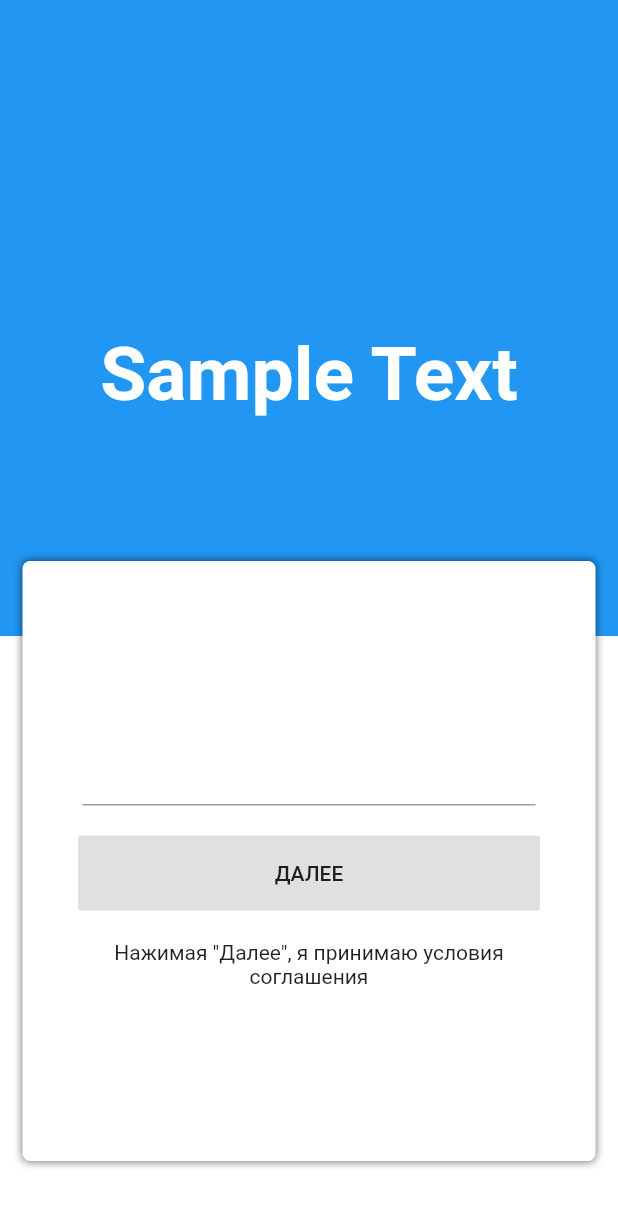
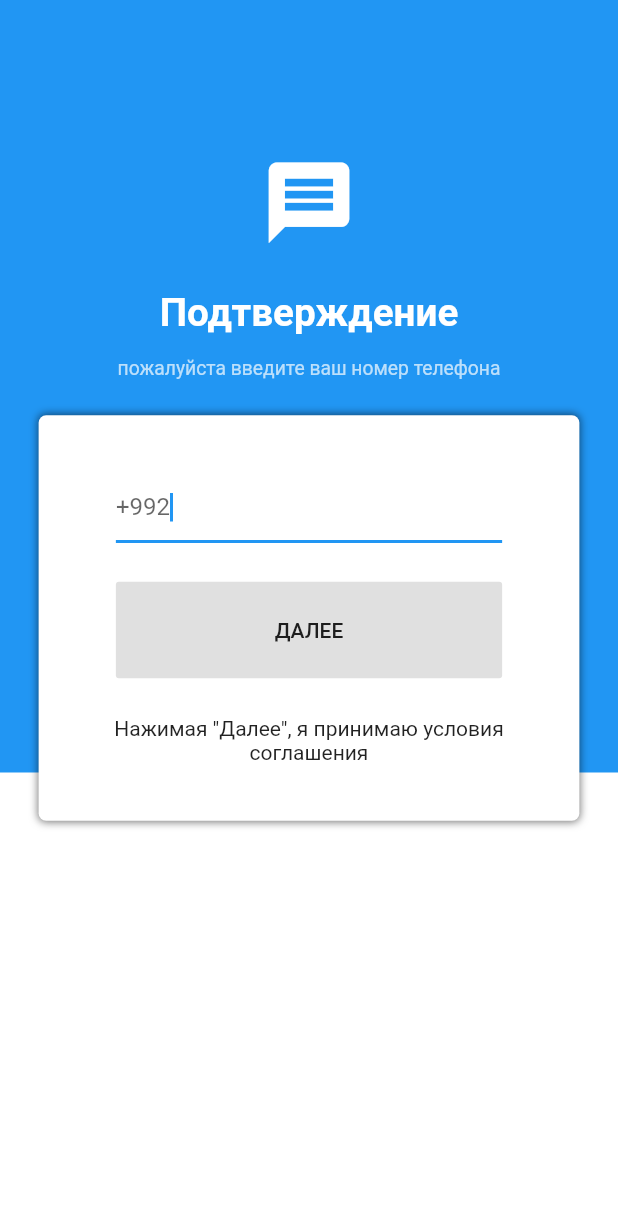
Before and after one commit to behzodfaiziev/Bakujo, a Flutter app: the screen it shows after launch, on a phone screen of 412 x 824 dp. Shown: the top 1207 px of the screen. Run offline on Flutter 3.47's test engine with Material 2 defaults, Android fonts, the phone set to English and light mode, and no system bars.

Commit message:
otp progress

```diff
--- /dev/null
+++ b/bakujo/lib/commons/utils.dart
@@ -0,0 +1,7 @@
+import 'package:flutter/material.dart';
+
+double baseHeight = 640.0;
+
+double screenAwareSize(double size, BuildContext context) {
+  return size * MediaQuery.of(context).size.height / baseHeight;
+}
--- a/bakujo/lib/main.dart
+++ b/bakujo/lib/main.dart
@@ -1,10 +1,11 @@
+import 'package:bakujo/commons/generate_routes.dart';
+import 'package:bakujo/screens/otp.dart';
 import 'package:bakujo/screens/registration.dart';
 import 'package:flutter/material.dart';
 
 void main() => runApp(MyApp());
 
 class MyApp extends StatelessWidget {
-
   // This widget is the root of your application.
   @override
   Widget build(BuildContext context) {
@@ -14,7 +15,9 @@ class MyApp extends StatelessWidget {
       theme: ThemeData(
         primarySwatch: Colors.blue,
       ),
-      home: Registration()
+      home: Registration(),
+      initialRoute: '/',
+      onGenerateRoute: RouteGenerator.generateRoute,
     );
   }
 }
--- a/bakujo/lib/screens/registration.dart
+++ b/bakujo/lib/screens/registration.dart
@@ -1,3 +1,4 @@
+import 'package:bakujo/commons/utils.dart';
 import 'package:flutter/material.dart';
 
 class Registration extends StatefulWidget {
@@ -9,64 +10,103 @@ class _RegistrationState extends State<Registration> {
   @override
   Widget build(BuildContext context) {
     final double _heightScreen = MediaQuery.of(context).size.height;
+    final double _widthScreen = MediaQuery.of(context).size.width;
 
-    return Scaffold(
-      resizeToAvoidBottomInset: true,
+    return GestureDetector(
+      onTap: (){
+         FocusScope.of(context).requestFocus(FocusNode());
+      },
+      child: Scaffold(
+        resizeToAvoidBottomInset: false,
         backgroundColor: Theme.of(context).primaryColor,
         body: Stack(
             fit: StackFit.expand,
             children: [
               FractionallySizedBox(
                 alignment: Alignment.topCenter,
-            heightFactor: 500 / _heightScreen,
+                heightFactor: screenAwareSize(400, context) / _heightScreen,
                 child: Container(
-              child: Center(
-                child: Text('Sample Text',
+                  padding: EdgeInsets.only(top: screenAwareSize(80, context)),
+                  child: Column(
+                    children: <Widget>[
+                      Icon(
+                        Icons.message,
+                        color: Colors.white,
+                        size: screenAwareSize(50, context),
+                      ),
+                      SizedBox(
+                        height: screenAwareSize(20, context),
+                      ),
+                      Text('Подтверждение',
+                          textAlign: TextAlign.center,
                           style: TextStyle(
                             fontWeight: FontWeight.bold,
                             color: Colors.white,
-                      fontSize: 50,
+                            fontSize: screenAwareSize(20, context),
                           )),
+                      Text('\nпожалуйста введите ваш номер телефона',
+                          textAlign: TextAlign.center,
+                          style: TextStyle(
+                            fontWeight: FontWeight.w400,
+                            color: Colors.white70,
+                            fontSize: screenAwareSize(10, context),
+                          ))
+                    ],
                   ),
                 ),
               ),
               FractionallySizedBox(
                 alignment: Alignment.bottomCenter,
-            heightFactor: 400 / _heightScreen,
+                heightFactor:
+                    1 - (screenAwareSize(400, context) / _heightScreen),
                 child: Container(
                   color: Colors.white,
                 ),
               ),
               FractionallySizedBox(
-            alignment: Alignment.bottomCenter,
-            heightFactor: 500 / _heightScreen,
+                alignment: Alignment.center,
+                heightFactor: screenAwareSize(250, context) / _heightScreen,
                 child: Container(
+                  decoration: BoxDecoration(
+                      borderRadius: BorderRadius.circular(5),
+                      color: Colors.white,
+                      boxShadow: [
+                        BoxShadow(
+                            color: Colors.black54,
+                            blurRadius: 4,
+                            spreadRadius: 0.3)
+                      ]),
+                  margin: EdgeInsets.all(screenAwareSize(20, context)),
                   child: Column(
                     crossAxisAlignment: CrossAxisAlignment.center,
                     mainAxisAlignment: MainAxisAlignment.center,
                     children: <Widget>[
                       Container(
-                    padding: EdgeInsets.symmetric(horizontal: 40),
+                        padding: EdgeInsets.symmetric(
+                            horizontal: screenAwareSize(40, context)),
                         child: TextFormField(
+                          autofocus: true,
                           keyboardType: TextInputType.phone,
                           decoration: InputDecoration(prefixText: '+992'),
                         ),
                       ),
                       SizedBox(
-                    height: 20,
+                        height: screenAwareSize(20, context),
                       ),
-                  SizedBox(
-                      height: 50,
-                      width: 308,
+                      Container(
+                          height: screenAwareSize(50, context),
+                          width: _widthScreen - screenAwareSize(120, context),
                           child: FlatButton(
                             color: Colors.black12,
                             child: Text(
                               'ДАЛЕЕ',
                             ),
-                        onPressed: () {},
+                            onPressed: () {
+                              Navigator.of(context).pushNamed('/otp');
+                            },
                           )),
                       SizedBox(
-                    height: 20,
+                        height: screenAwareSize(20, context),
                       ),
                       Text(
                         'Нажимая "Далее", я принимаю условия \nсоглашения',
@@ -74,18 +114,10 @@ class _RegistrationState extends State<Registration> {
                       )
                     ],
                   ),
-              margin: EdgeInsets.symmetric(horizontal: 15, vertical: 50),
-              decoration: BoxDecoration(
-                  borderRadius: BorderRadius.circular(5),
-                  color: Colors.white,
-                  boxShadow: [
-                    BoxShadow(
-                        color: Colors.black54, blurRadius: 4, spreadRadius: 0.3)
-                  ]),
                 ),
               )
             ],
           ),
-    );
+        ));
   }
 }
```
Also changed, not shown: bakujo/lib/commons/generate_routes.dart (added, +31 -0 lines), bakujo/lib/screens/otp.dart (added, +20 -0 lines). Lines whose indentation alone changed are shown as unchanged.
